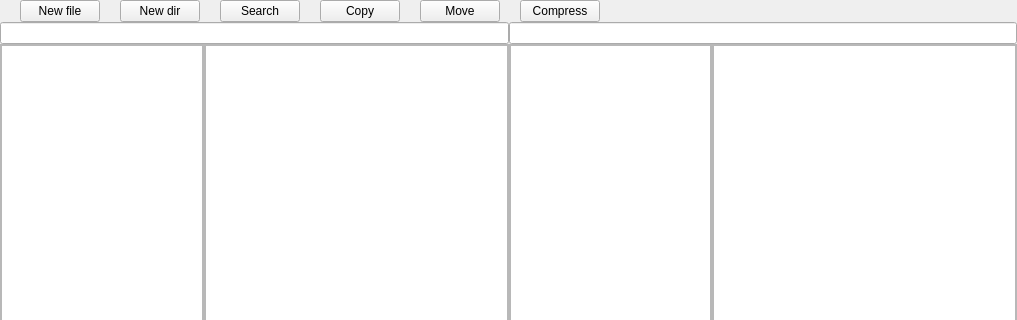
First picture: the form in mainwidget.ui, repository linndfors/Cross-platform-orthodox-GUI-file-manager, before the edit; both pictures show x 0 to 1017 and y 0 to 320 of the 1017 by 829 pixel window.
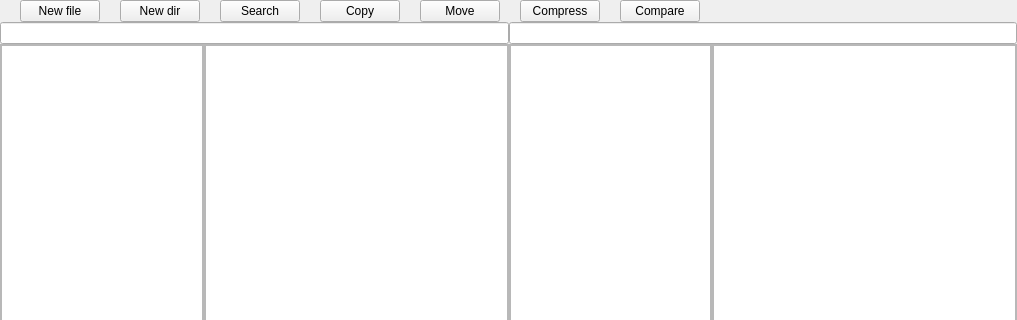
Second picture: the form after the edit.

Commit message: need to fix sort for dirs and for ..

What changed in the file:
```diff
--- a/mainwidget.ui
+++ b/mainwidget.ui
@@ -38,7 +38,7 @@
       <number>0</number>
      </property>
      <item>
-      <layout class="QHBoxLayout" name="stuff_buttons" stretch="0,0,0,0,0,0,0">
+      <layout class="QHBoxLayout" name="stuff_buttons" stretch="0,0,0,0,0,0,0,0">
        <property name="spacing">
         <number>20</number>
        </property>
@@ -117,6 +117,13 @@
          </property>
         </widget>
        </item>
+       <item>
+        <widget class="QPushButton" name="compareButton">
+         <property name="text">
+          <string>Compare</string>
+         </property>
+        </widget>
+       </item>
        <item>
         <spacer name="horizontalSpacer">
          <property name="orientation">
```
The commit also changes 2 other files.
